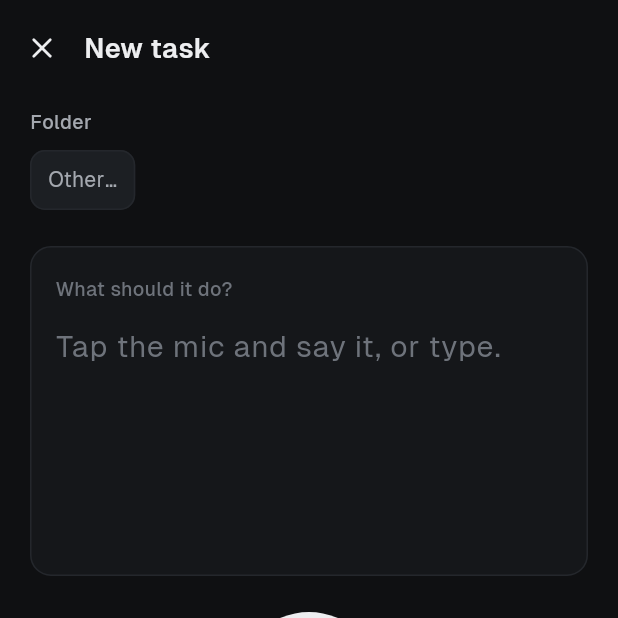
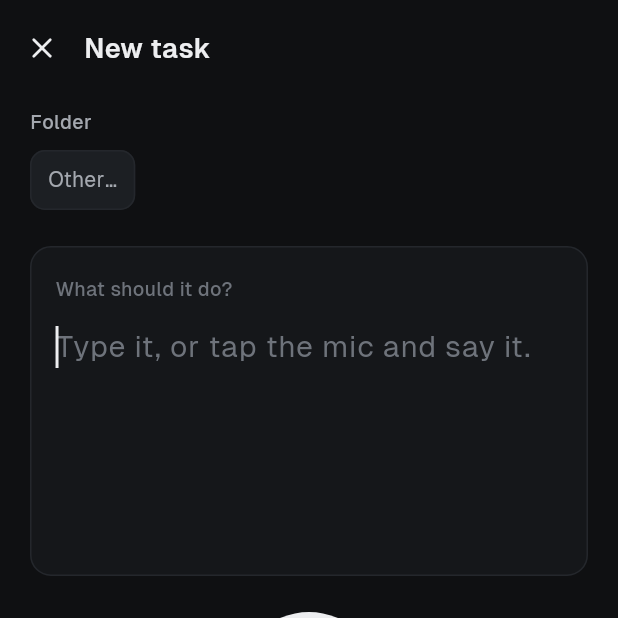
Before and after one commit to lucerocris/loft-mobile, a Flutter app: the NewTaskScreen screen opened by its route, on a phone screen of 412 x 824 dp, the top half of it. Run offline on Flutter 3.47's test engine with Material 3 defaults, Android fonts, the phone set to English and light mode, and no system bars; our stand-ins replace flutter_local_notifications, flutter_riverpod, flutter_secure_storage, go_router, lucide_icons_flutter, shared_preferences and 1 more; missing offline and left inert: flutter_foreground_task, mobile_scanner, record, xterm; accounts and stored records are empty.

Commit message:
feat(new-task): open new task text-first, long-press for voice

```diff
--- a/app/lib/screens/inbox_screen.dart
+++ b/app/lib/screens/inbox_screen.dart
@@ -227,14 +227,14 @@ class _InboxScreenState extends ConsumerState<InboxScreen> {
                 elevation: 0,
                 child: InkWell(
                   customBorder: const StadiumBorder(),
-                  onTap: () => context.push('/new?listen=1'),
-                  onLongPress: () => context.push('/new'),
+                  onTap: () => context.push('/new'),
+                  onLongPress: () => context.push('/new?listen=1'),
                   child: const SizedBox(
                     height: 56,
                     child: Padding(
                       padding: EdgeInsets.only(left: 20, right: 24),
                       child: Row(mainAxisSize: MainAxisSize.min, children: [
-                        Icon(LucideIcons.mic, size: 22, color: C.onPrimary),
+                        Icon(LucideIcons.plus, size: 22, color: C.onPrimary),
                         SizedBox(width: S.s2),
                         Text('New task', style: TextStyle(fontFamily: F.sans, fontSize: 16, fontWeight: FontWeight.w500, color: C.onPrimary)),
                       ]),
--- a/app/lib/screens/new_task_screen.dart
+++ b/app/lib/screens/new_task_screen.dart
@@ -14,8 +14,8 @@ import '../voice/voice_controller.dart';
 import '../widgets/common.dart';
 import '../widgets/voice_dock.dart';
 
-/// Figma 5 · New task and 6 · New task · Listening. Voice first: opened from
-/// the inbox's "New task" button it starts listening straight away.
+/// Figma 5 · New task and 6 · New task · Listening. Text first: opens with the
+/// keyboard up; long-pressing the inbox's "New task" button starts listening instead.
 /// With [todoId] it edits and starts an existing Todo instead.
 class NewTaskScreen extends ConsumerStatefulWidget {
   final bool listen;
@@ -303,11 +303,12 @@ class _NewTaskScreenState extends ConsumerState<NewTaskScreen> {
                         TextField(
                           controller: _prompt,
                           focusNode: _focus,
+                          autofocus: !widget.listen && widget.todoId == null,
                           minLines: 3,
                           maxLines: null,
                           textCapitalization: TextCapitalization.sentences,
                           style: _promptStyle,
-                          decoration: const InputDecoration.collapsed(hintText: 'Tap the mic and say it, or type.', hintStyle: TextStyle(fontFamily: F.sans, fontSize: 20, color: C.t3)),
+                          decoration: const InputDecoration.collapsed(hintText: 'Type it, or tap the mic and say it.', hintStyle: TextStyle(fontFamily: F.sans, fontSize: 20, color: C.t3)),
                         ),
                       if (title.isNotEmpty && !listening && todo == null) ...[
                         const SizedBox(height: S.s3),
```
